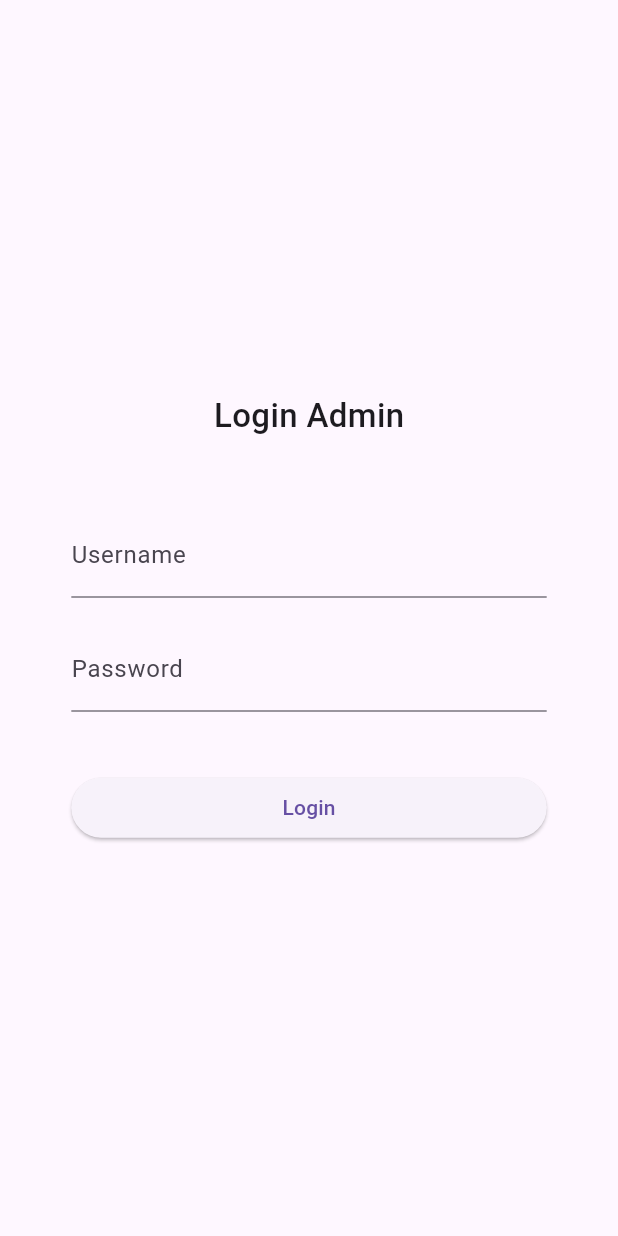
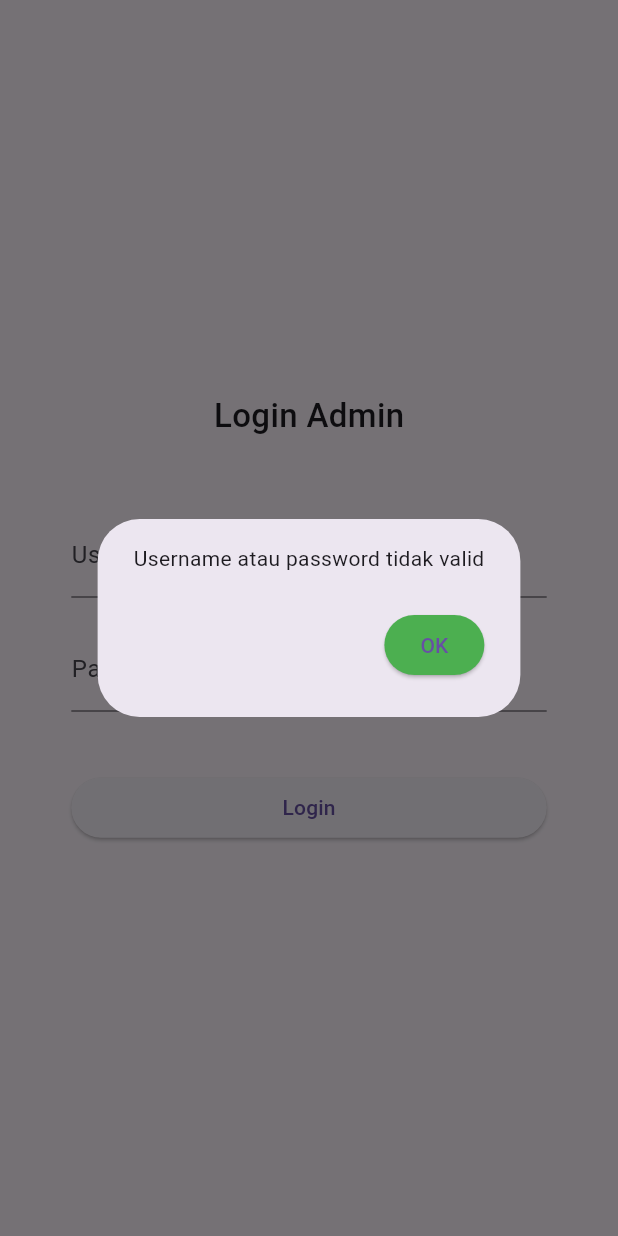
Before and after one commit to nieee14/latihan_flutter_semester-5, a Flutter app: the Login screen opened directly, after a tap on "Login", on a phone screen of 412 x 824 dp. Run offline on Flutter 3.47's test engine with Material 3 defaults, Android fonts, the phone set to English and light mode, and no system bars; our stand-ins replace dio, shared_preferences; accounts and stored records are empty.

Commit message:
akun utama laptop asus

```diff
--- /dev/null
+++ b/lib/service/login_service.dart
@@ -0,0 +1,14 @@
+import '../helpers/user_info.dart';
+
+  class LoginService {
+    Future<bool> login(String username, String password) async {
+      bool isLogin = false;
+      if (username == 'admin' && password == 'admin') {
+          await UserInfo().setToken("admin");
+          await UserInfo().setUserID("1");
+          await UserInfo().setUsername("admin");
+          isLogin = true;
+      }
+       return isLogin;
+    }
+  }
--- a/lib/ui/login.dart
+++ b/lib/ui/login.dart
@@ -1,4 +1,6 @@
 import 'package:flutter/material.dart';
+import 'package:flutter_semester5/service/login_service.dart';
+import 'package:flutter_semester5/ui/beranda.dart';
 
 class Login extends StatefulWidget {
   const Login ({Key? key}) : super(key: key);
@@ -56,11 +58,39 @@ class _LoginState extends State<Login> {
     return TextFormField(
       decoration: InputDecoration(labelText: "Password"),
       controller: _passwordCtrl,
+       obscureText: true,
     );
   }
   Widget _tombolLogin() {
     return Container(
       width: MediaQuery.of(context).size.width,
-      child: ElevatedButton(child: Text("Login"), onPressed: () {},),);
+      child: ElevatedButton(
+        child: Text("Login"),
+      onPressed: () async {
+        String username = _usernameCtrl.text;
+        String password = _passwordCtrl.text;
+        await LoginService().login(username, password).then((value) {
+          if (value == true ) {
+            Navigator.pushReplacement(context,
+             MaterialPageRoute(builder: (context) => Beranda()));
+          } else {
+            AlertDialog alertDialog = AlertDialog(
+              content: const Text("Username atau password tidak valid"),
+              actions: [
+                ElevatedButton(
+                  onPressed: () {
+                    Navigator.pop(context);
+                  },
+                  child: const Text("OK"),
+                  style: ElevatedButton.styleFrom(backgroundColor: Colors.green),
+                )
+              ],
+            );
+            showDialog(
+              context: context,
+              builder: (context) => alertDialog);
+          }
+        });
+      },),);
   }
 }
--- a/lib/widget/sidebar.dart
+++ b/lib/widget/sidebar.dart
@@ -16,7 +16,7 @@ class Sidebar extends StatelessWidget {
         padding: EdgeInsets.zero,
         children: [
           UserAccountsDrawerHeader(
-            accountName: Text("admin"),
+            accountName: Text("abni"),
             accountEmail: Text("admin@gmail.com")),
           ListTile(
             leading: Icon(Icons.home),
--- a/pubspec.yaml
+++ b/pubspec.yaml
@@ -34,6 +34,8 @@ dependencies:
   # The following adds the Cupertino Icons font to your application.
   # Use with the CupertinoIcons class for iOS style icons.
   cupertino_icons: ^1.0.8
+  dio: ^5.6.0
+  shared_preferences: ^2.3.2
 
 dev_dependencies:
   flutter_test:
```
Also changed, not shown: lib/helpers/api_client.dart (added, +41 -0 lines), lib/helpers/user_info.dart (added, +36 -0 lines), lib/main.dart (+34 -4 lines), lib/model/poli.dart (+6 -1 lines), lib/service/poli_service.dart (added, +38 -0 lines), lib/ui/poli_detail.dart (+47 -22 lines), lib/ui/poli_form.dart (+8 -3 lines), lib/ui/poli_page.dart (+30 -11 lines), lib/ui/poli_update_form.dart (+16 -7 lines), pubspec.lock, 1 other file.
